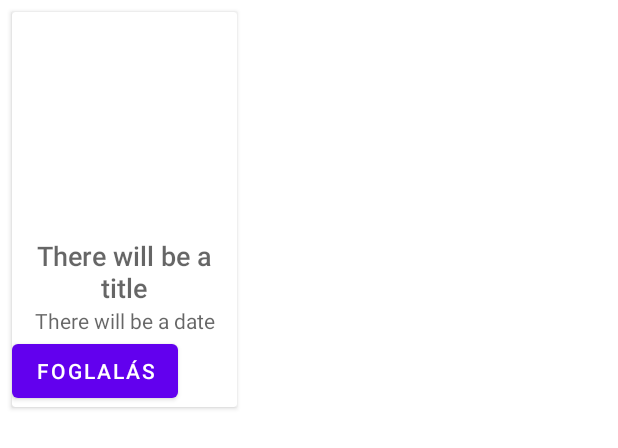
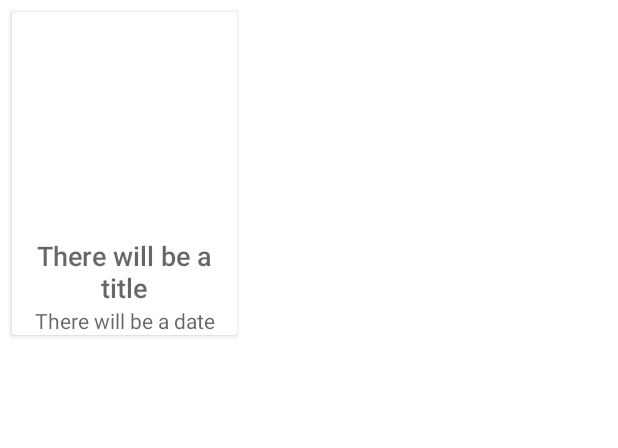
Before and after one commit to tarkomate99/CinemaApp, an Android app: the layout movie_item.xml on its own in the app's theme, with its tools: preview values and no code run, on a phone screen of 412 x 824 dp. Shown: the top 448 px of the screen. Run offline under Robolectric (Android 15) with nearby library versions, the phone set to English and light mode, and no system bars.

Commit message:
added onitemclicklistener, and removed button

```diff
--- a/app/src/main/java/com/example/cinemaapp/Adapter/MovieAdapter.java
+++ b/app/src/main/java/com/example/cinemaapp/Adapter/MovieAdapter.java
@@ -9,6 +9,7 @@ import android.view.ViewGroup;
 import android.widget.ArrayAdapter;
 import android.widget.Button;
 import android.widget.ImageView;
+import android.widget.ListView;
 import android.widget.TextView;
 
 import androidx.annotation.NonNull;
@@ -55,7 +56,12 @@ public class MovieAdapter extends ArrayAdapter<Movie> {
         Picasso.get().load(movie.getImageUrl()).into(movieImageView);
 
 
+
+
         return convertView;
 
     }
+
+
+
 }
--- a/app/src/main/res/layout/movie_item.xml
+++ b/app/src/main/res/layout/movie_item.xml
@@ -36,14 +36,7 @@
         android:hint="There will be a date"
         android:textAppearance="?android:textAppearance" />
 
-        <Button
-            android:layout_below="@id/movie_date"
-            android:layout_width="wrap_content"
-            android:layout_height="wrap_content"
-            android:id="@+id/addNewReserve"
-            android:onClick="addNewReserve"
-            android:gravity="center"
-            android:text="Foglalás"/>
+
 
 
     </RelativeLayout>
```
Also changed, not shown: app/src/main/java/com/example/cinemaapp/MainActivity.java (+15 -0 lines).
